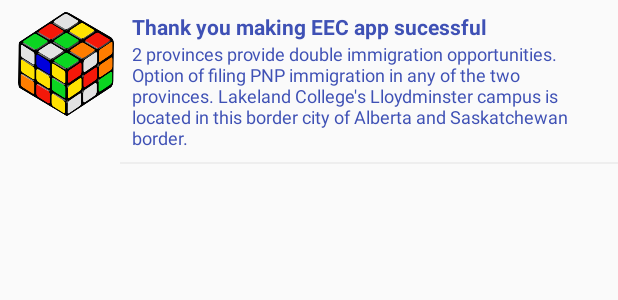
After one commit to henipatel111/TrialApplication, an Android app: the layout notification_view_holder.xml on its own in the app's theme, with its tools: preview values and no code run, on a phone screen of 412 x 824 dp. The commit adds this screen. Shown: the top 300 px of the screen. Run offline under Robolectric (Android 15) with nearby library versions, the phone set to English and light mode, and no system bars.

Commit message:
working on notification

```diff
--- a/app/src/main/java/com/example/heni/MyApp/utilities/CommonRecyclerItem.java
+++ b/app/src/main/java/com/example/heni/MyApp/utilities/CommonRecyclerItem.java
@@ -91,7 +91,8 @@ public class CommonRecyclerItem {
         CATEGORY_PRIMARY_CARD(13),
         CHILDREN_HOME(14),
         ITEM_VIDEO(15),
-        NEW_COMMENT_ITEM(16);
+        NEW_COMMENT_ITEM(16),
+        NOTIFIACTION(17);
 
 
         private final int id;
--- /dev/null
+++ b/app/src/main/res/drawable/oval_white.xml
@@ -0,0 +1,5 @@
+<?xml version="1.0" encoding="utf-8"?>
+<shape xmlns:android="http://schemas.android.com/apk/res/android"
+    android:shape="oval">
+    <solid android:color="@color/google_white_card_background"></solid>
+</shape>
--- a/app/src/main/res/layout/layout_iw_progress_ring.xml
+++ b/app/src/main/res/layout/layout_iw_progress_ring.xml
@@ -13,7 +13,7 @@
         android:background="@drawable/oval_white"
         android:elevation="@dimen/google_1x"
         android:padding="@dimen/google_1x"
-        android:visibility="invisible">
+        android:visibility="gone">
 
         <ImageView
             android:id="@+id/img_progress"
--- /dev/null
+++ b/app/src/main/res/layout/notification_view_holder.xml
@@ -0,0 +1,81 @@
+<?xml version="1.0" encoding="utf-8"?>
+<LinearLayout xmlns:android="http://schemas.android.com/apk/res/android"
+    android:layout_width="match_parent"
+    android:layout_height="wrap_content"
+    android:background="@color/google_white_card_background"
+    android:orientation="vertical">
+
+    <RelativeLayout
+        android:id="@+id/rl_top"
+        android:layout_width="match_parent"
+        android:layout_height="wrap_content"
+        android:padding="@dimen/google_1x">
+
+        <LinearLayout
+            android:id="@+id/ll_right"
+            android:layout_width="@dimen/google_8x"
+            android:layout_height="wrap_content"
+            android:gravity="center_horizontal"
+            android:orientation="vertical">
+
+            <ImageView
+                android:id="@+id/img_thumb"
+                android:layout_width="@dimen/google_7x"
+                android:layout_height="wrap_content"
+                android:adjustViewBounds="true"
+                android:minHeight="@dimen/google_7x"
+                android:src="@drawable/demo_cube" />
+        </LinearLayout>
+
+        <LinearLayout
+            android:layout_width="match_parent"
+            android:layout_height="wrap_content"
+            android:layout_marginLeft="@dimen/google_1x"
+            android:layout_marginRight="@dimen/google_1x"
+            android:layout_toRightOf="@+id/ll_right"
+            android:orientation="vertical">
+
+            <RelativeLayout
+                android:layout_width="match_parent"
+                android:layout_height="wrap_content">
+
+                <TextView
+                    android:id="@+id/tv_title"
+                    android:layout_width="match_parent"
+                    android:layout_height="wrap_content"
+                    android:layout_centerVertical="true"
+                    android:background="?attr/selectableItemBackground"
+                    android:clickable="true"
+                    android:text="Thank you making EEC app sucessful"
+                    android:textColor="@color/colorPrimary"
+                    android:textSize="14sp"
+                    android:textStyle="bold" />
+
+            </RelativeLayout>
+
+            <TextView
+                android:id="@+id/tv_date"
+                android:layout_width="match_parent"
+                android:layout_height="wrap_content"
+                android:text="10-10-2016"
+                android:textColor="@color/colorAccent"
+                android:textSize="12sp"
+                android:textStyle="italic"
+                android:visibility="gone" />
+
+            <TextView
+                android:id="@+id/tv_description"
+                android:layout_width="match_parent"
+                android:layout_height="wrap_content"
+                android:text="2 provinces provide double immigration opportunities. Option of filing PNP immigration in any of the two provinces. Lakeland College's Lloydminster campus is located in this border city of Alberta and Saskatchewan border. "
+                android:textColor="@color/colorPrimary"
+                android:textSize="12sp" />
+        </LinearLayout>
+    </RelativeLayout>
+
+    <View
+        android:layout_width="match_parent"
+        android:layout_height="1dp"
+        android:layout_marginLeft="@dimen/google_9x"
+        android:background="@color/google_gray_200" />
+</LinearLayout>
--- a/build.gradle
+++ b/build.gradle
@@ -9,6 +9,7 @@ buildscript {
         classpath 'com.jakewharton:butterknife-gradle-plugin:8.7.0'
         // NOTE: Do not place your application dependencies here; they belong
         // in the individual module build.gradle files
+        classpath 'com.google.gms:google-services:3.0.0'
     }
 }
 
```
Also changed, not shown: app/build.gradle (+6 -3 lines), app/src/main/java/com/example/heni/MyApp/adapters/NotificationAdapter.java (added, +63 -0 lines), app/src/main/java/com/example/heni/MyApp/fragments/NotificationFragment.java (+76 -3 lines), app/src/main/java/com/example/heni/MyApp/models/MyNotification.java (added, +103 -0 lines), app/src/main/java/com/example/heni/MyApp/utilities/MyFirebaseInstanceIdService.java (added, +67 -0 lines), app/src/main/java/com/example/heni/MyApp/utilities/MyFirebaseMessagingService.java (added, +149 -0 lines), app/src/main/java/com/example/heni/MyApp/viewholders/NotificationViewHolder.java (added, +65 -0 lines), app/src/main/res/layout/fragment_notification.xml (added, +48 -0 lines), app/src/main/res/drawable/oval_white.png (deleted), 1 other file.
